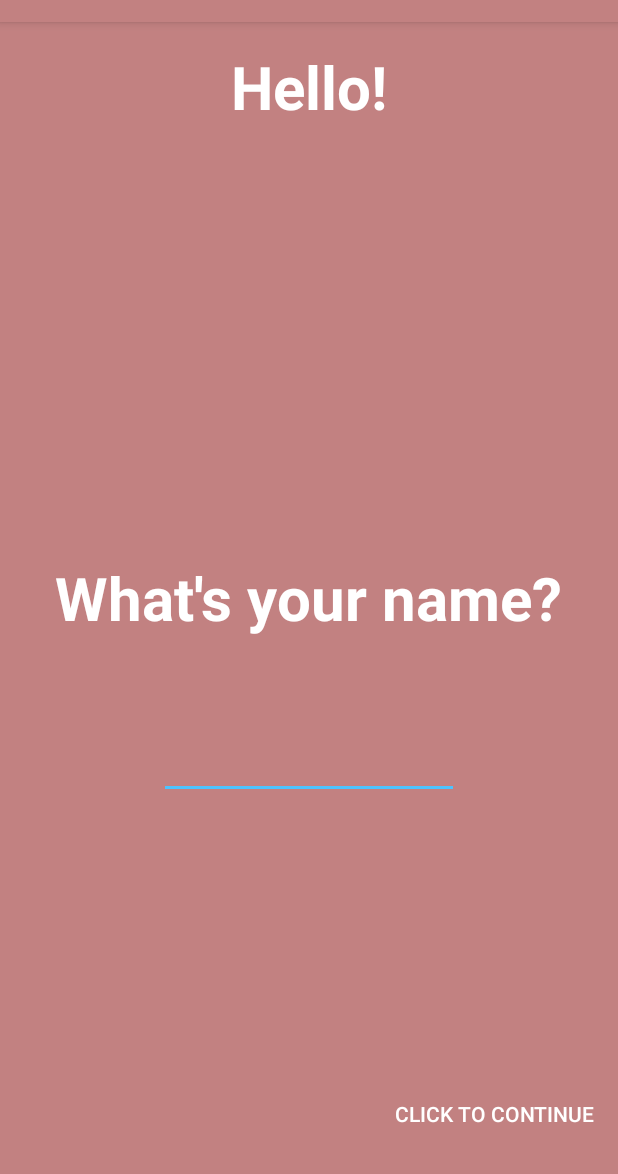
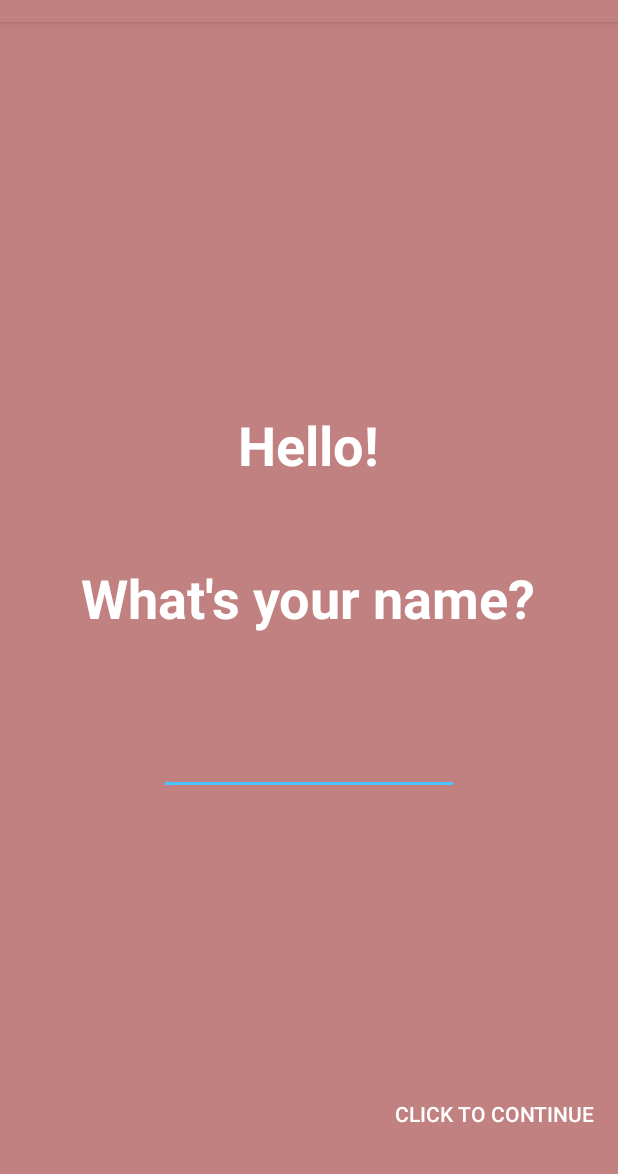
Before and after one commit to Geronimo-GG/FineFinRepo-master, an Android app: the HelloNameActivity screen opened directly, with no data from a screen before it, on a phone screen of 412 x 824 dp, the part 62-1236 px from its top. Run offline under Robolectric (Android 15) with nearby library versions, the phone set to English and light mode, and no system bars.

Commit message:
xml new (activity_hello_name, xml_hello_advice, xml_hello_password)

```diff
--- a/app/src/main/java/dariabeliaeva/diploma/com/finefin/AddFinancialGoalActivity.java
+++ b/app/src/main/java/dariabeliaeva/diploma/com/finefin/AddFinancialGoalActivity.java
@@ -47,6 +47,9 @@ public class AddFinancialGoalActivity extends AppCompatActivity {
                     Snackbar.make(fab, "Please fill price", Snackbar.LENGTH_SHORT).show();
                     return;
                 }
+                if (goal_time.getText().toString().length() == 0){
+                    goalTime = 1;
+                }
 
                 goalPrice = Integer.parseInt(goal_price.getText().toString());
                 goalName = goal_name.getText().toString();
--- a/app/src/main/res/layout/activity_hello_name.xml
+++ b/app/src/main/res/layout/activity_hello_name.xml
@@ -16,12 +16,12 @@
         android:textAppearance="?android:attr/textAppearanceLarge"
         android:text="Hello!"
         android:id="@+id/hellostr"
-        android:textSize="40dp"
+        android:textSize="36dp"
         android:textStyle="bold"
         android:textColor="#ffffff"
-        android:layout_above="@+id/editText"
-        android:layout_centerHorizontal="true"
-        android:layout_marginBottom="122dp" />
+        android:layout_marginBottom="53dp"
+        android:layout_above="@+id/hello_end_str"
+        android:layout_centerHorizontal="true" />
 
     <TextView
         android:layout_width="wrap_content"
@@ -29,7 +29,7 @@
         android:textAppearance="?android:attr/textAppearanceLarge"
         android:text="What's your name?"
         android:id="@+id/hello_end_str"
-        android:textSize="40dp"
+        android:textSize="36dp"
         android:textStyle="bold"
         android:textColor="#ffffff"
         android:layout_centerVertical="true"
```
Also changed, not shown: app/src/main/java/dariabeliaeva/diploma/com/finefin/FragmentGoals.java (+28 -2 lines), app/src/main/res/layout/goal_list_item.xml (+16 -0 lines), 1 other file.
